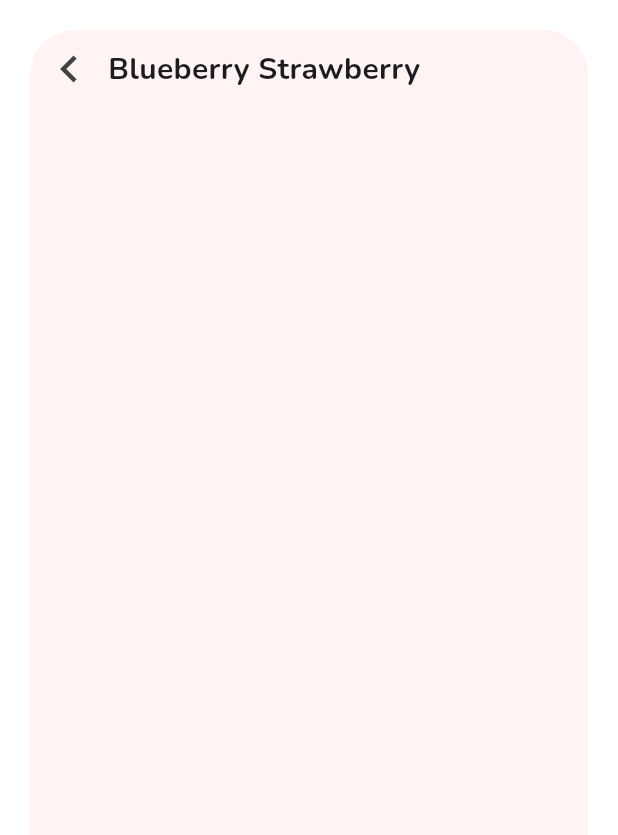
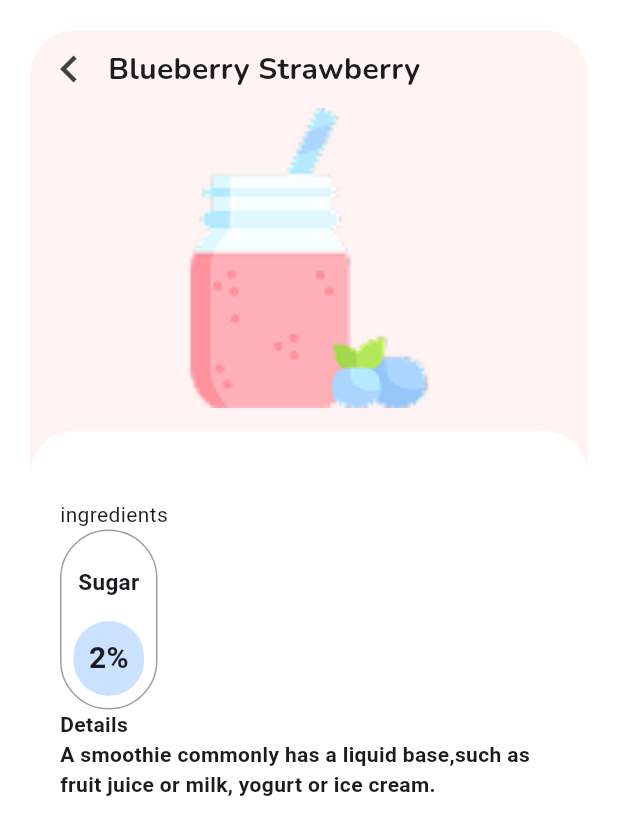
Before and after one commit to Chimedtseren99/flutter_venus_project_2025, a Flutter app: the screen it shows after launch, on a phone screen of 412 x 824 dp. Shown: the top 835 px of the screen. Run offline on Flutter 3.47's test engine with Material 3 defaults, Android fonts, the phone set to English and light mode, and no system bars.

Commit message:
add:projecr_1

```diff
--- a/project_1/lib/Smoothie_blueberry_strawberry.dart
+++ b/project_1/lib/Smoothie_blueberry_strawberry.dart
@@ -37,7 +37,6 @@ class _SmoothieBlueberryStrawberryState
             decoration: BoxDecoration(
               color: Color(0xfffff3f3),
               borderRadius: BorderRadius.circular(30),
-
             ),
             width: double.infinity,
             child: Column(
@@ -46,8 +45,10 @@ class _SmoothieBlueberryStrawberryState
                   children: [
                     IconButton(
                       onPressed: () {
-                        Navigator.push(context,
-                            MaterialPageRoute(builder: (context) => DonutScreen()));
+                        Navigator.push(
+                            context,
+                            MaterialPageRoute(
+                                builder: (context) => DonutScreen()));
                       },
                       icon: Icon(
                         Icons.keyboard_arrow_left_outlined,
@@ -55,15 +56,91 @@ class _SmoothieBlueberryStrawberryState
                         size: 36,
                       ),
                     ),
-                    Text(
-                        "Blueberry Strawberry",
-                      style: TextStyle(
-                      fontSize: 20,
-                        fontWeight: FontWeight.w800,
-                        fontFamily: 'Nunito',
+                    Text("Blueberry Strawberry",
+                        style: TextStyle(
+                          fontSize: 20,
+                          fontWeight: FontWeight.w800,
+                          fontFamily: 'Nunito',
+                        )),
+                  ],
+                ),
+                SizedBox(
+                  height: 200,
+                  width: 200,
+                  child: Image.asset(
+                    'assets/images/smoothie.png',
+                    fit: BoxFit.cover,
+                  ),
+                ),
+                SizedBox(height: 15),
+                Expanded(
+                  child: Container(
+                    decoration: BoxDecoration(
+                      color: Colors.white,
+                      borderRadius: BorderRadius.circular(30),
+                    ),
+                    padding: EdgeInsets.only(top: 46, left: 20, right: 20, bottom: 31),
+                    width: double.infinity,
+                    child: Column(
+                      crossAxisAlignment: CrossAxisAlignment.start,
+                      children: [
+                        Text('ingredients'),
+                        Row(
+                          children: [
+                            Container(
+                              child: Column(
 
-                    )),
-                  ],
+                                children: [
+                                  Padding(
+                                    padding: const EdgeInsets.only(top: 15),
+                                    child: Text(
+                                      'Sugar',
+                                      style: TextStyle(fontWeight: FontWeight.bold,
+                                      fontSize: 15),
+                                    ),
+                                  ),
+                                  Container(
+                                    decoration: BoxDecoration(
+                                      borderRadius: BorderRadius.circular(50),
+                                      color: Color(0xffcae1ff),
+                                    ),
+                                    width: 50,
+                                    height: 50,
+                                    child: Center(child: Text('2%',
+                                      style: TextStyle(
+                                        fontSize: 20,
+                                        fontWeight: FontWeight.bold
+                                      ),
+                                    )),
+
+                                  )
+                                ],
+                                mainAxisAlignment: MainAxisAlignment.spaceBetween,
+                              ),
+                              width: 65,
+                              height: 120,
+                              padding: EdgeInsets.all(8),
+                              decoration: BoxDecoration(
+                                border: Border.all(
+                                  color: Colors.grey,
+                                ),
+                                borderRadius: BorderRadius.circular(50),
+                              ),
+                            )
+                          ],
+                        ),
+
+                        Text('Details',
+                        style: TextStyle(
+                          fontWeight: FontWeight.bold,
+                        ),),
+                        Text('A smoothie commonly has a liquid base,such as fruit juice or milk, yogurt or ice cream.',
+                        style: TextStyle(
+                          fontWeight: FontWeight.bold,
+                        ),)
+                      ],
+                    ),
+                  ),
                 )
               ],
             ),
```
